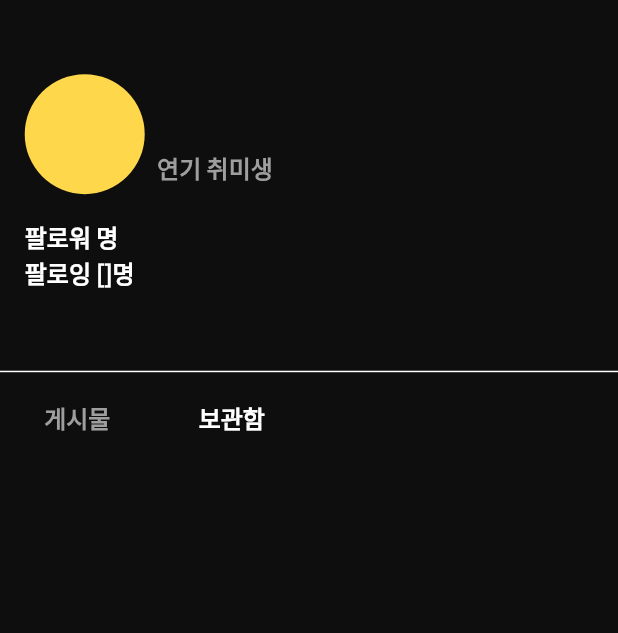
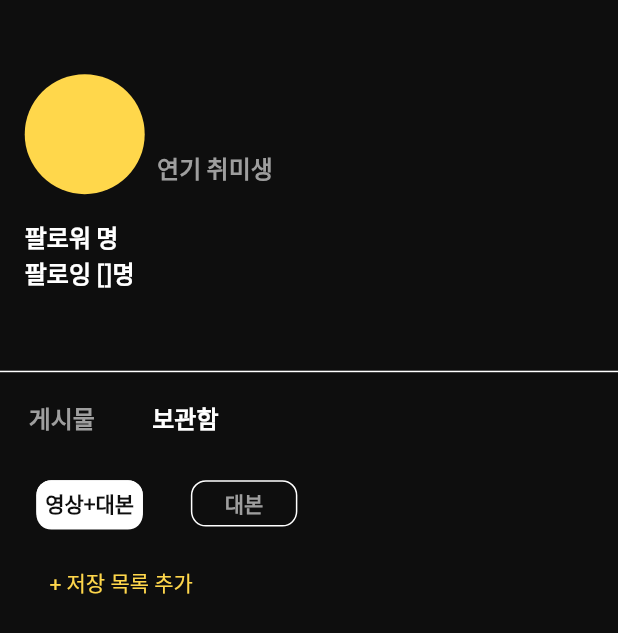
Before and after one commit to Cue-dev/Cue1.0_final, a Flutter app: the MyPage screen opened directly, tab 2 chosen, on a phone screen of 412 x 824 dp. Shown: the top 633 px of the screen. Run offline on Flutter 3.47's test engine with Material 2 defaults, Android fonts, the phone set to English and light mode, and no system bars; our stand-ins replace camera, cloud_firestore, firebase_auth, firebase_core, firebase_storage, flutter_spinkit and 4 more; missing offline and left inert: configurable_expansion_tile, flutter_sound, neeko; accounts and stored records are empty; network calls fail.

Commit message:
0520 commit

```diff
--- a/Cue/lib/screen/mypage/my_page.dart
+++ b/Cue/lib/screen/mypage/my_page.dart
@@ -1,3 +1,4 @@
+import 'package:Cue/screen/dialog/create_saved_list_dialog.dart';
 import 'package:Cue/services/database.dart';
 import 'package:Cue/services/loading.dart';
 import 'package:flutter/material.dart';
@@ -29,7 +30,7 @@ class _MyPageState extends State<MyPage> {
                       color: Theme.of(context).secondaryHeaderColor,
                       thickness: 1,
                     ),
-                    tabBarSection(mh, mw),
+                    tabBarSection(mh, mw, db),
                   ])
                 : Loading();
           }),
@@ -108,7 +109,7 @@ class _MyPageState extends State<MyPage> {
     );
   }
 
-  Widget tabBarSection(double mw, double mh) {
+  Widget tabBarSection(double mh, double mw, DatabaseService db) {
     return DefaultTabController(
       length: 2,
       child: Column(
@@ -116,7 +117,7 @@ class _MyPageState extends State<MyPage> {
           Align(
             alignment: Alignment.centerLeft,
             child: Container(
-              width: mw * 0.25,
+              width: mw * 0.4,
               child: TabBar(
                 labelStyle: Theme.of(context)
                     .textTheme
@@ -132,9 +133,9 @@ class _MyPageState extends State<MyPage> {
             ),
           ),
           Container(
-            height: mh * 0.8,
+            height: mh * 0.48,
             child: TabBarView(
-              children: <Widget>[feedTab(mw, mh), storageTab()],
+              children: <Widget>[feedTab(mh, mw), storageTab(mh, mw, db)],
             ),
           ),
         ],
@@ -142,7 +143,7 @@ class _MyPageState extends State<MyPage> {
     );
   }
 
-  Widget feedTab(var mw, var mh) {
+  Widget feedTab(var mh, var mw) {
     List<String> url = [
       'https://pds.joins.com/news/component/htmlphoto_mmdata/202006/12/0befd24a-58a5-48bc-9bd5-3a07fbaf3077.jpg',
       'https://mimgnews.pstatic.net/image/438/2019/08/29/201908292597_20190829184741005.jpg?type=w540',
@@ -159,24 +160,147 @@ class _MyPageState extends State<MyPage> {
           itemBuilder: (BuildContext context, int index) {
             return Container(
               width: mw * 0.49,
-              height: mh * 0.15,
-              child: Column(
-                children: [
-                  Image.network(
-                    url[index],
-                    fit: BoxFit.fitHeight,
-                  ),
-                  Text(title[index])
-                ],
+              height: mh * 0.1,
+              child: Image.network(
+                url[index],
+                fit: BoxFit.fitHeight,
               ),
             );
           }),
     );
   }
 
-  Widget storageTab() {
-    return Container(
-      color: Theme.of(context).primaryColor,
+  Widget storageTab(double mh, double mw, DatabaseService db) {
+    return Padding(
+      padding: EdgeInsets.symmetric(horizontal: mw * 0.02),
+      child: DefaultTabController(
+        length: 2,
+        child: Column(
+          children: [
+            Padding(
+              padding: EdgeInsets.only(top: mh * 0.02),
+              child: Align(
+                alignment: Alignment.centerLeft,
+                child: Container(
+                  height: mh * 0.04,
+                  width: mw * 0.5,
+                  child: TabBar(
+                    indicatorSize: TabBarIndicatorSize.label,
+                    indicator: BoxDecoration(
+                        borderRadius: BorderRadius.circular(10),
+                        color: Theme.of(context).secondaryHeaderColor),
+                    labelColor: Theme.of(context).primaryColor,
+                    labelStyle: Theme.of(context)
+                        .textTheme
+                        .subtitle1
+                        .copyWith(fontWeight: FontWeight.bold, fontSize: 14),
+                    indicatorColor: Colors.transparent,
+                    unselectedLabelColor: Colors.grey,
+                    tabs: [
+                      Tab(
+                        child: Container(
+                          child: Align(
+                              alignment: Alignment.center,
+                              child: Text("영상+대본")),
+                          decoration: BoxDecoration(
+                              borderRadius: BorderRadius.circular(10),
+                              border:
+                                  Border.all(color: Colors.white, width: 1)),
+                        ),
+                      ),
+                      Tab(
+                        child: Container(
+                          child: Align(
+                              alignment: Alignment.center, child: Text("대본")),
+                          decoration: BoxDecoration(
+                              borderRadius: BorderRadius.circular(10),
+                              border:
+                                  Border.all(color: Colors.white, width: 1)),
+                        ),
+                      ),
+                    ],
+                  ),
+                ),
+              ),
+            ),
+            Container(
+              height: mh * 0.4,
+              child: TabBarView(
+                children: <Widget>[
+                  savedVideoTab(mh, mw, db),
+                  savedScriptTab(mh, mw)
+                ],
+              ),
+            ),
+          ],
+        ),
+      ),
     );
   }
+
+  Widget savedVideoTab(double mh, double mw, DatabaseService db) {
+    return StreamBuilder(
+      stream: db.userCollection
+          .doc(db.uid)
+          .collection('savedVideoList')
+          .snapshots(),
+      builder: (context, snapshot) {
+        if (!snapshot.hasData) {
+          return Loading();
+        } else {
+          return Padding(
+            padding: EdgeInsets.symmetric(horizontal: mw * 0.01),
+            child: Column(
+              crossAxisAlignment: CrossAxisAlignment.start,
+              children: [
+                Flexible(
+                  child: ListView(
+                    itemExtent: mh * 0.055,
+                    shrinkWrap: true,
+                    children: snapshot.data.docs.map<Widget>((value) {
+                      return ListTile(
+                        title: Align(
+                            alignment: FractionalOffset.topLeft,
+                            child: Text(value.id)),
+                        onTap: () {
+                          print('s');
+                        },
+                      );
+                    }).toList(),
+                  ),
+                ),
+                SizedBox(
+                  height: mh * 0.03,
+                ),
+                Row(
+                  children: [
+                    SizedBox(
+                      width: mw * 0.05,
+                    ),
+                    InkWell(
+                      child: Text(
+                        '+ 저장 목록 추가',
+                        style: TextStyle(color: Theme.of(context).accentColor),
+                      ),
+                      onTap: () {
+                        showDialog(
+                            context: context,
+                            builder: (BuildContext context) {
+                              return CreateSavedListDialog();
+                            });
+                      },
+                    ),
+                  ],
+                ),
+              ],
+            ),
+          );
+        }
+      },
+    );
+  }
+
+  Widget savedScriptTab(double mh, double mw) {
+    return Container();
+  }
 }
```
Also changed, not shown: Cue/lib/screen/dialog/create_saved_list_dialog.dart (added, +60 -0 lines), Cue/lib/screen/dialog/create_script_list_dialog.dart (deleted, +0 -42 lines), Cue/lib/screen/dialog/create_video_list_dialog.dart (deleted, +0 -42 lines), Cue/lib/screen/dialog/save_script_dialog.dart (+23 -7 lines), Cue/lib/screen/dialog/save_video_dialog.dart (+24 -7 lines).
